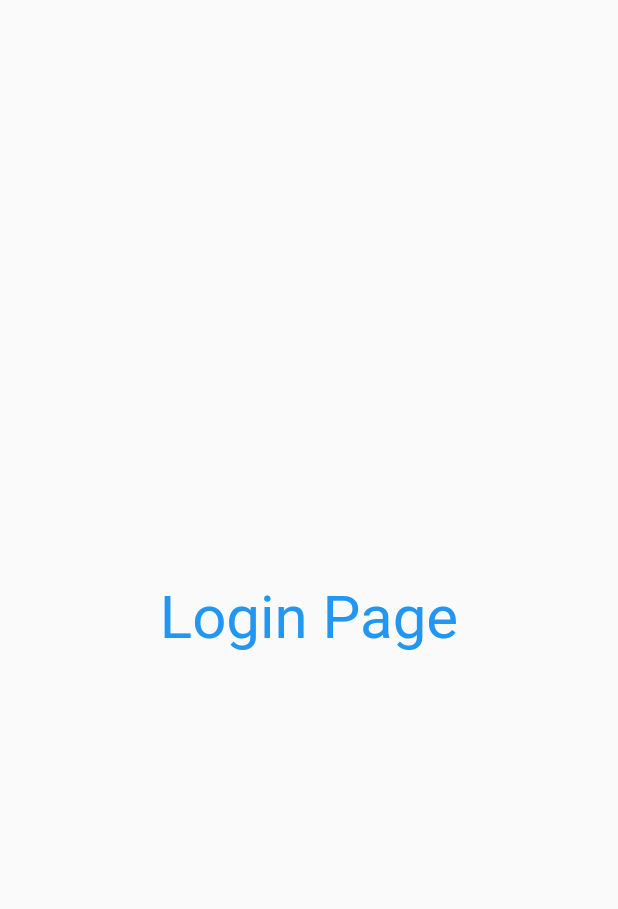
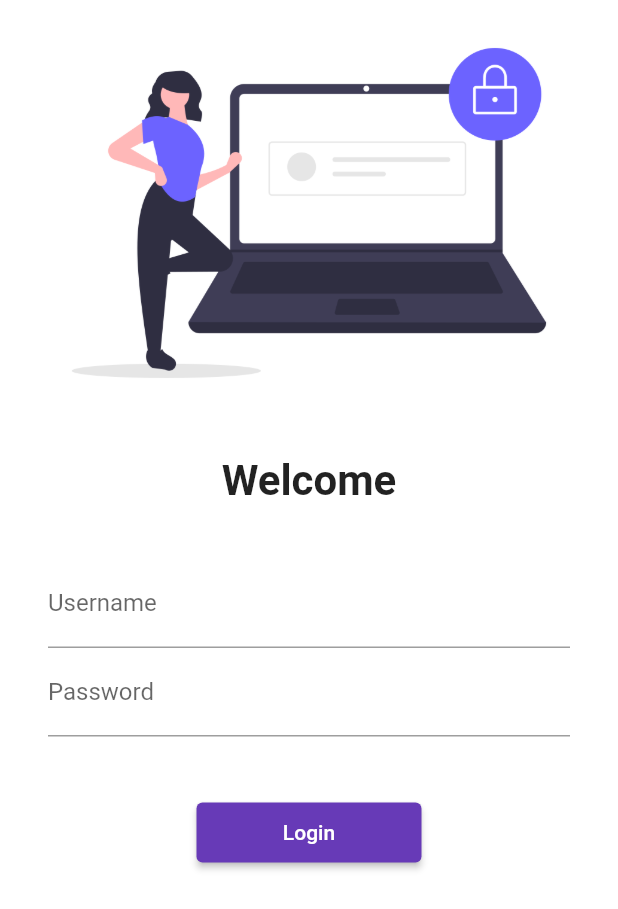
Before and after one commit to BhupendraBachhav/30DaysofFlutter, a Flutter app: the screen it shows after launch, on a phone screen of 412 x 824 dp. Shown: the top 909 px of the screen. Run offline on Flutter 3.47's test engine with Material 2 defaults, Android fonts, the phone set to English and light mode, and no system bars.

Commit message:
day 5 completed

```diff
--- a/lib/main.dart
+++ b/lib/main.dart
@@ -1,9 +1,10 @@
 import 'package:flutter/material.dart';
 import 'package:flutter_catelog/pages/home.dart';
 import 'package:flutter_catelog/pages/login_page.dart';
+import 'package:flutter_catelog/utils/routes.dart';
 
 void main() {
-  runApp(MyApp());
+  runApp(const MyApp());
 }
 
 class MyApp extends StatelessWidget {
@@ -13,19 +14,20 @@ class MyApp extends StatelessWidget {
   Widget build(BuildContext context) {
     bringVegetable();
     return MaterialApp(
-
+     debugShowCheckedModeBanner: false,
       themeMode: ThemeMode.light,
       // this is for light theme
       theme: ThemeData(primarySwatch: Colors.deepPurple),
       // this is for dart theme
+
       darkTheme: ThemeData(
         brightness: Brightness.dark,
       ),
 
       routes: {
-        "/": (context) => LoginPage(),
-        "/home":(context) => HomePage(),
-        "/login": (context) => LoginPage()
+        "/": (context) => const LoginPage(),
+        MyRoutes.homeRoutes:(context) => const HomePage(),
+        MyRoutes.loginRoutes: (context) =>const LoginPage()
       },
     );
   }
--- a/lib/pages/login_page.dart
+++ b/lib/pages/login_page.dart
@@ -1,4 +1,5 @@
 import 'package:flutter/material.dart';
+import 'package:flutter_catelog/utils/routes.dart';
 
 class LoginPage extends StatelessWidget {
   const LoginPage({super.key});
@@ -6,12 +7,56 @@ class LoginPage extends StatelessWidget {
   @override
   Widget build(BuildContext context) {
     return Material(
-      child: Center(
-        child: Text("Login Page",style: TextStyle(
-          fontSize: 40,
-          color: Colors.blue,
-        ),),
-      ),
-    );
+        color: Colors.white,
+        child: SingleChildScrollView(
+          child: Column(
+            children: [
+              Image.asset(
+                "assets/images/login_img.png",
+                fit: BoxFit.cover,
+              ),
+              const SizedBox(
+                height: 20.0,
+              ),
+              const Text(
+                "Welcome",
+                style: TextStyle(fontSize: 28, fontWeight: FontWeight.bold),
+              ),
+              const SizedBox(
+                height: 20.0,
+              ),
+              Padding(
+                padding: const EdgeInsets.symmetric(
+                    vertical: 16.0, horizontal: 32.0),
+                child: Column(
+                  children: [
+                    TextFormField(
+                      decoration: const InputDecoration(
+                        hintText: "Enter your name",
+                        labelText: "Username",
+                      ),
+                    ),
+                    TextFormField(
+                      obscureText: true,
+                      decoration: const InputDecoration(
+                          hintText: "Enter password", labelText: "Password"),
+                    ),
+                    const SizedBox(
+                      height: 40.0,
+                    ),
+                    ElevatedButton(
+                        onPressed: () {
+                          Navigator.pushNamed(context, MyRoutes.homeRoutes);
+                        },
+                        child: const Text("Login"),
+                        style: TextButton.styleFrom(
+                          minimumSize: Size(150, 40),
+                        ))
+                  ],
+                ),
+              )
+            ],
+          ),
+        ));
   }
 }
--- /dev/null
+++ b/lib/utils/routes.dart
@@ -0,0 +1,6 @@
+import 'package:flutter/material.dart';
+
+class MyRoutes {
+  static String loginRoutes = "/login";
+  static String homeRoutes = "/home";
+}
```
Also changed, not shown: pubspec.yaml (+4 -6 lines), assets/images/login_img.png (added).
